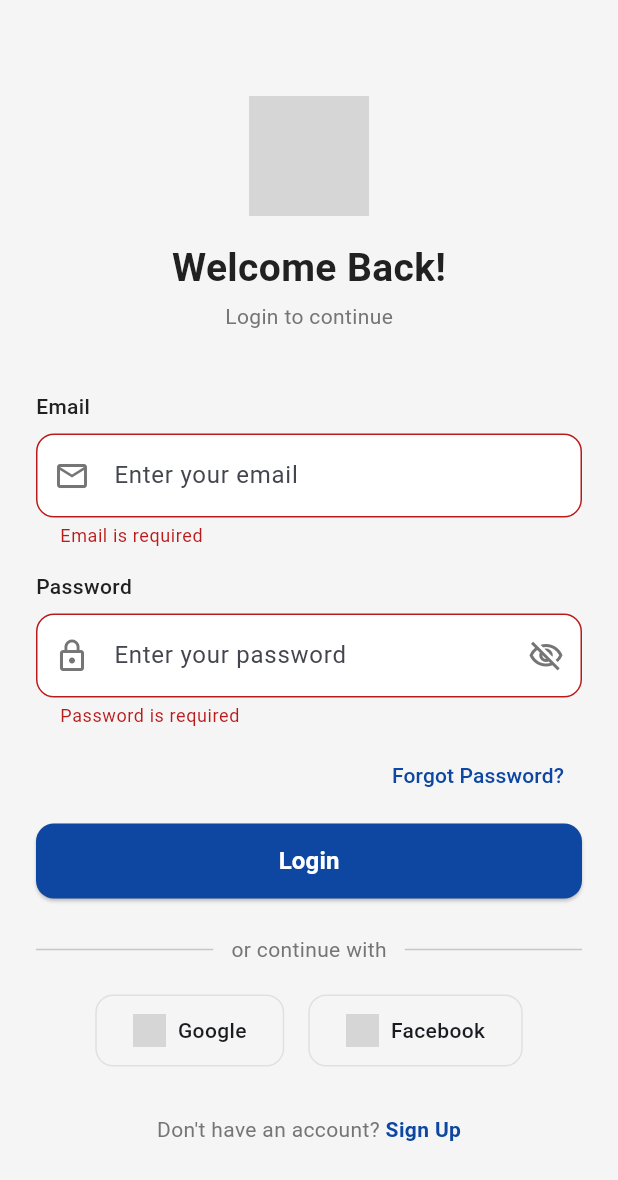
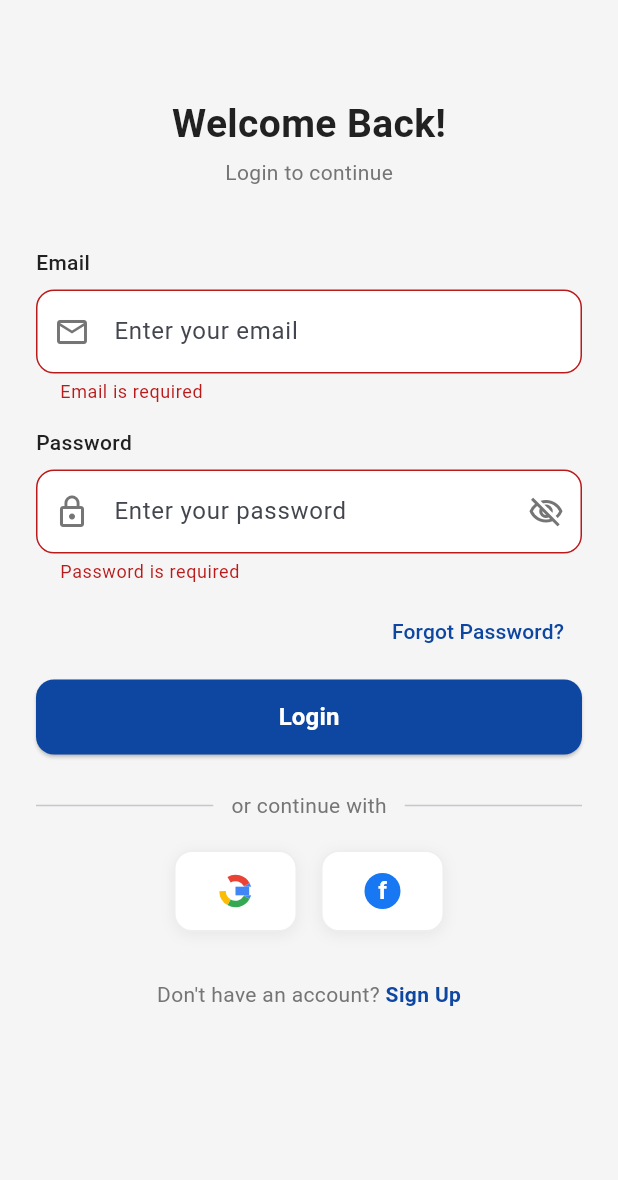
Before and after one commit to Dilmi04/SafeLanka-Mobile-App, a Flutter app: the screen it shows after launch, after a tap on "Login", on a phone screen of 412 x 824 dp. Shown: the top 1180 px of the screen. Run offline on Flutter 3.47's test engine with Material 3 defaults, Android fonts, the phone set to English and light mode, and no system bars; our stand-ins replace cloud_firestore, firebase_auth, firebase_core, geolocator, google_sign_in; accounts and stored records are empty; grey boxes are pictures that could not be loaded.

Commit message:
updated login screen

```diff
--- a/lib/screens/login_screen.dart
+++ b/lib/screens/login_screen.dart
@@ -119,18 +119,6 @@ class _LoginScreenState extends State<LoginScreen> {
               children: [
                 const SizedBox(height: 32),
 
-                // Logo
-                Image.asset(
-                  'assets/images/logo.png',
-                  height: 80,
-                  errorBuilder: (context, error, stackTrace) => const Icon(
-                    Icons.shield,
-                    size: 80,
-                    color: AppColors.primary,
-                  ),
-                ),
-                const SizedBox(height: 16),
-
                 const Text(
                   'Welcome Back!',
                   style: TextStyle(
@@ -230,16 +218,14 @@ class _LoginScreenState extends State<LoginScreen> {
                   children: [
                     _SocialButton(
                       label: 'Google',
-                      iconPath: 'assets/icons/google.png',
+                      isGoogle: true,
                       onTap: _loginWithGoogle,
                     ),
                     const SizedBox(width: 16),
                     _SocialButton(
                       label: 'Facebook',
-                      iconPath: 'assets/icons/facebook.png',
-                      onTap: () {
-                        // TODO: Facebook login
-                      },
+                      isGoogle: false,
+                      onTap: () {},
                     ),
                   ],
                 ),
@@ -277,12 +263,12 @@ class _LoginScreenState extends State<LoginScreen> {
 
 class _SocialButton extends StatelessWidget {
   final String label;
-  final String iconPath;
+  final bool isGoogle;
   final VoidCallback onTap;
 
   const _SocialButton({
     required this.label,
-    required this.iconPath,
+    required this.isGoogle,
     required this.onTap,
   });
 
@@ -292,20 +278,107 @@ class _SocialButton extends StatelessWidget {
       onTap: onTap,
       borderRadius: BorderRadius.circular(12),
       child: Container(
-        padding: const EdgeInsets.symmetric(horizontal: 24, vertical: 12),
+        padding: const EdgeInsets.symmetric(horizontal: 28, vertical: 14),
         decoration: BoxDecoration(
-          border: Border.all(color: Colors.grey.shade300),
+          color: Colors.white,
+          border: Border.all(color: Colors.grey.shade200),
           borderRadius: BorderRadius.circular(12),
+          boxShadow: [
+            BoxShadow(
+              color: Colors.black.withValues(alpha: 0.06),
+              blurRadius: 8,
+              offset: const Offset(0, 2),
+            ),
+          ],
         ),
-        child: Row(
-          children: [
-            Image.asset(iconPath, height: 22, errorBuilder: (context, error, stackTrace) =>
-            const Icon(Icons.g_mobiledata, size: 22)),
-            const SizedBox(width: 8),
-            Text(label, style: const TextStyle(fontWeight: FontWeight.w500)),
-          ],
+        child: isGoogle ? _googleIcon() : _facebookIcon(),
+      ),
+    );
+  }
+
+  // Google 'G' icon drawn with CustomPaint
+  Widget _googleIcon() {
+    return CustomPaint(
+      size: const Size(24, 24),
+      painter: _GoogleIconPainter(),
+    );
+  }
+
+  // Facebook 'f' icon
+  Widget _facebookIcon() {
+    return Container(
+      width: 24,
+      height: 24,
+      decoration: const BoxDecoration(
+        color: Color(0xFF1877F2),
+        shape: BoxShape.circle,
+      ),
+      child: const Center(
+        child: Text(
+          'f',
+          style: TextStyle(
+            color: Colors.white,
+            fontWeight: FontWeight.bold,
+            fontSize: 16,
+            height: 1.2,
+          ),
         ),
       ),
     );
   }
 }
+
+// Custom painter for Google 'G' icon
+class _GoogleIconPainter extends CustomPainter {
+  @override
+  void paint(Canvas canvas, Size size) {
+    final center = Offset(size.width / 2, size.height / 2);
+    final radius = size.width / 2;
+
+    // Draw circle segments (Google colors)
+    final colors = [
+      const Color(0xFF4285F4), // blue
+      const Color(0xFF34A853), // green
+      const Color(0xFFFBBC05), // yellow
+      const Color(0xFFEA4335), // red
+    ];
+
+    final startAngles = [-0.52, 0.52, 2.09, -2.09];
+    final sweepAngles = [1.04, 1.57, 1.04, 1.57];
+
+    for (int i = 0; i < 4; i++) {
+      final paint = Paint()
+        ..color = colors[i]
+        ..style = PaintingStyle.stroke
+        ..strokeWidth = size.width * 0.18
+        ..strokeCap = StrokeCap.butt;
+
+      canvas.drawArc(
+        Rect.fromCircle(center: center, radius: radius * 0.72),
+        startAngles[i],
+        sweepAngles[i],
+        false,
+        paint,
+      );
+    }
+
+    // White horizontal bar for the 'G' cutout
+    final whitePaint = Paint()..color = Colors.white;
+    canvas.drawRect(
+      Rect.fromLTWH(size.width * 0.5, size.height * 0.38,
+          size.width * 0.5, size.height * 0.24),
+      whitePaint,
+    );
+
+    // Blue fill for right side of G
+    final bluePaint = Paint()..color = const Color(0xFF4285F4);
+    canvas.drawRect(
+      Rect.fromLTWH(size.width * 0.5, size.height * 0.38,
+          size.width * 0.38, size.height * 0.24),
+      bluePaint,
+    );
+  }
+
+  @override
+  bool shouldRepaint(covariant CustomPainter oldDelegate) => false;
+}
```
